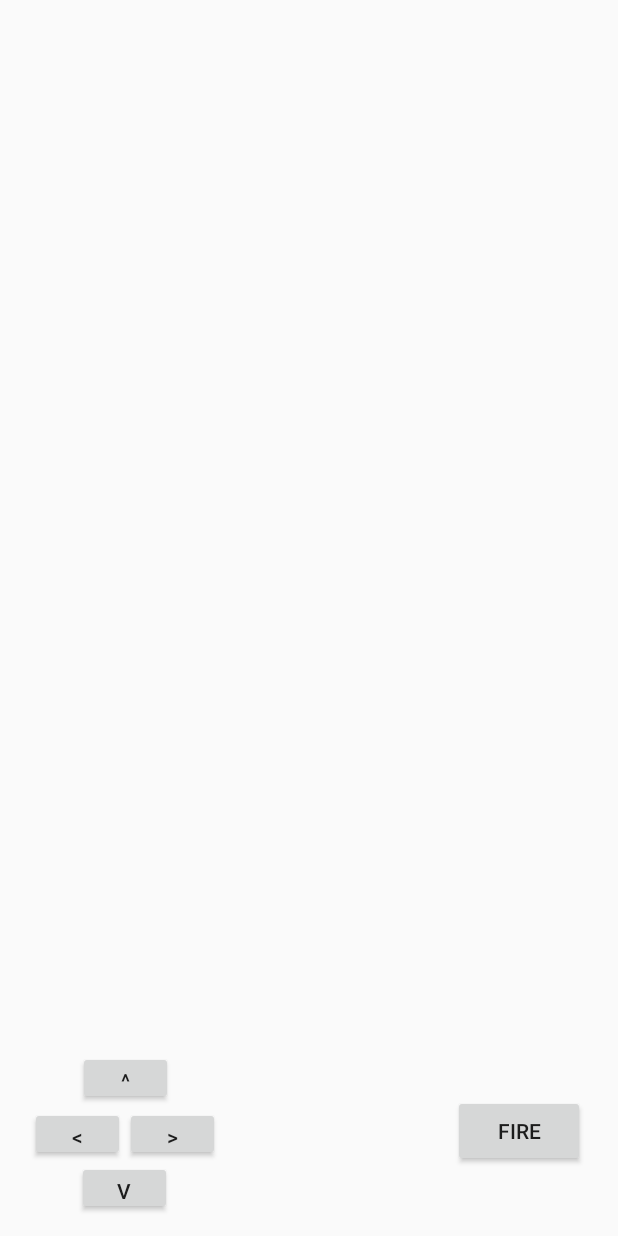
After one commit to FFreezer/TankWarGame, an Android app: the layout game_buttons.xml on its own in the app's theme, with its tools: preview values and no code run, on a phone screen of 412 x 824 dp. The commit adds this screen. Run offline under Robolectric (Android 15) with nearby library versions, the phone set to English and light mode, and no system bars.

Commit message:
Display Updates
Added the ability to add a layout on top of the game that has buttons.
Buttons can now easily be added by adding them to the game_buttons.xml file and will automatically be added to the user interface for the game. However if new buttons are added they still must be added to the game logic

```diff
--- /dev/null
+++ b/app/src/main/res/layout/game_buttons.xml
@@ -0,0 +1,67 @@
+<?xml version="1.0" encoding="utf-8"?>
+<RelativeLayout xmlns:android="http://schemas.android.com/apk/res/android"
+    android:id="@+id/game_controls"
+    android:layout_width="match_parent"
+    android:layout_height="match_parent">
+
+    <Button
+        android:id="@+id/button_left"
+        android:layout_width="63dp"
+        android:layout_height="36dp"
+        android:layout_alignParentStart="true"
+        android:layout_alignParentLeft="true"
+        android:layout_alignParentBottom="true"
+        android:layout_marginStart="20dp"
+        android:layout_marginLeft="20dp"
+        android:layout_marginBottom="50dp"
+        android:text="@string/button_move_left" />
+
+    <Button
+        android:id="@+id/button_right"
+        android:layout_width="63dp"
+        android:layout_height="36dp"
+        android:layout_alignParentStart="true"
+        android:layout_alignParentLeft="true"
+        android:layout_alignParentBottom="true"
+        android:layout_marginStart="83dp"
+        android:layout_marginLeft="83dp"
+        android:layout_marginBottom="50dp"
+        android:text="@string/button_move_right" />
+
+    <Button
+        android:id="@+id/button_up"
+        android:layout_width="63dp"
+        android:layout_height="36dp"
+        android:layout_alignParentStart="true"
+        android:layout_alignParentLeft="true"
+        android:layout_alignParentBottom="true"
+        android:layout_marginStart="52dp"
+        android:layout_marginLeft="52dp"
+        android:layout_marginBottom="87dp"
+        android:text="@string/button_move_up" />
+
+    <Button
+        android:id="@+id/button_down"
+        android:layout_width="63dp"
+        android:layout_height="36dp"
+        android:layout_alignParentStart="true"
+        android:layout_alignParentLeft="true"
+        android:layout_alignParentBottom="true"
+        android:layout_marginStart="51dp"
+        android:layout_marginLeft="51dp"
+        android:layout_marginBottom="14dp"
+        android:text="@string/button_move_down" />
+
+    <Button
+        android:id="@+id/button_fire"
+        android:layout_width="wrap_content"
+        android:layout_height="wrap_content"
+        android:layout_alignParentEnd="true"
+        android:layout_alignParentRight="true"
+        android:layout_alignParentBottom="true"
+        android:layout_marginEnd="22dp"
+        android:layout_marginRight="22dp"
+        android:layout_marginBottom="46dp"
+        android:text="@string/fire_weapon" />
+
+</RelativeLayout>
--- a/app/src/main/res/values/strings.xml
+++ b/app/src/main/res/values/strings.xml
@@ -4,4 +4,5 @@
     <string name="button_move_right">&gt;</string>
     <string name="button_move_up">^</string>
     <string name="button_move_down">V</string>
+    <string name="fire_weapon">FIRE</string>
 </resources>
```
Also changed, not shown: app/src/main/java/com/example/tankwargame/GameControls.java (added, +20 -0 lines), app/src/main/java/com/example/tankwargame/GameObject.java (+28 -4 lines), app/src/main/java/com/example/tankwargame/GameView.java (+9 -3 lines), app/src/main/java/com/example/tankwargame/MainActivity.java (+25 -1 lines), app/src/main/res/layout/activity_main.xml (+6 -49 lines).
